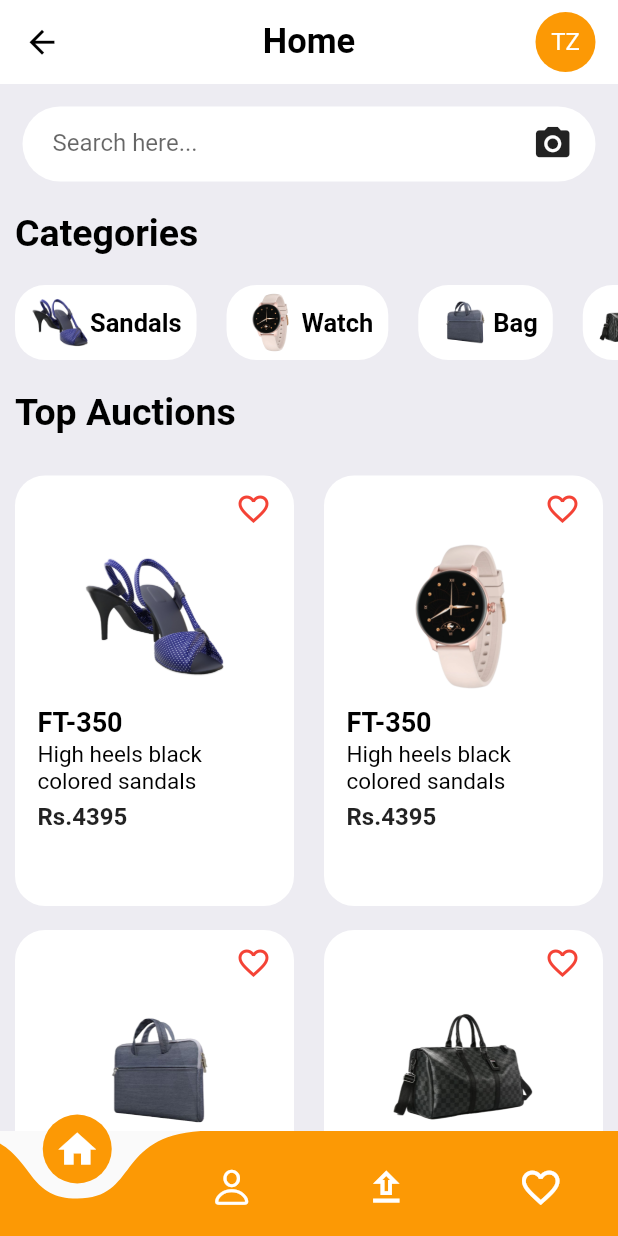
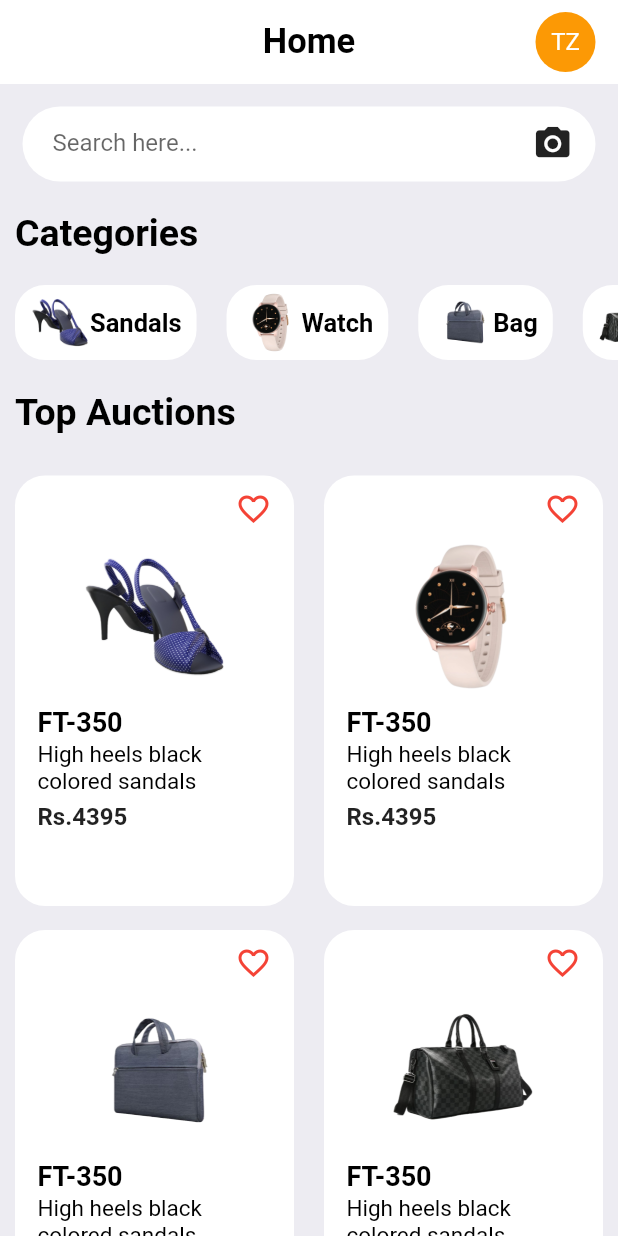
Before and after one commit to Muzammil-Ali-Khan/Bidverse-Frontend, a Flutter app: the HomeScreen widget shown alone on an empty page, opened directly, on a phone screen of 412 x 824 dp. Run offline on Flutter 3.47's test engine with Material 2 defaults, Android fonts, the light colour scheme and no system bars; drawn by our look-alikes of curved_navigation_bar; our stand-ins replace badges, firebase_core, firebase_storage, flutter_secure_storage, image_picker, permission_handler; accounts and stored records are empty; generated files the repository leaves out were written again.

Commit message:
feat: Structure changed

```diff
--- a/lib/screens/home_screen.dart
+++ b/lib/screens/home_screen.dart
@@ -1,19 +1,16 @@
-// import 'package:bidverse_frontend/widgets/home_app_bar.dart';
-import 'package:bidverse_frontend/constants/constants.dart';
-import 'package:bidverse_frontend/widgets/categories.dart';
 import 'package:bidverse_frontend/widgets/home_app_bar.dart';
-import 'package:bidverse_frontend/widgets/items.dart';
-import 'package:flutter/cupertino.dart';
 import 'package:flutter/material.dart';
-import 'package:curved_navigation_bar/curved_navigation_bar.dart';
+
+import '../constants/constants.dart';
+import '../widgets/categories.dart';
+import '../widgets/items.dart';
 
 class HomeScreen extends StatelessWidget {
-  const HomeScreen({super.key});
+  const HomeScreen({Key? key}) : super(key: key);
 
   @override
   Widget build(BuildContext context) {
-    return Scaffold(
-      body: ListView(children: [
+    return ListView(children: [
       HomeAppBar(),
       Container(
         // height: 500,
@@ -69,7 +66,7 @@ class HomeScreen extends StatelessWidget {
                 ),
               ),
             ),
-              const SingleChildScrollView(
+            SingleChildScrollView(
               scrollDirection: Axis.horizontal,
               child: Row(
                 children: [
@@ -107,13 +104,6 @@ class HomeScreen extends StatelessWidget {
           ],
         ),
       )
-      ]),
-      bottomNavigationBar: CurvedNavigationBar(backgroundColor: Colors.transparent, onTap: (index) {}, color: primaryColor, height: 70, items: [
-        Icon(Icons.home, size: 30, color: white),
-        Icon(CupertinoIcons.person, size: 30, color: white),
-        Icon(Icons.upload_outlined, size: 30, color: white),
-        Icon(Icons.favorite_border, size: 30, color: white),
-      ]),
-    );
+    ]);
   }
 }
--- a/lib/screens/login_screen.dart
+++ b/lib/screens/login_screen.dart
@@ -3,6 +3,7 @@ import 'dart:convert';
 import 'package:bidverse_frontend/constants/constants.dart';
 import 'package:bidverse_frontend/constants/urls.dart';
 import 'package:bidverse_frontend/providers/user_provider.dart';
+import 'package:bidverse_frontend/screens/nav_bar_screen.dart';
 import 'package:bidverse_frontend/screens/product_upload_screen.dart';
 import 'package:bidverse_frontend/screens/signup_screen.dart';
 import 'package:bidverse_frontend/services/http_service.dart';
@@ -132,7 +133,7 @@ class LoginScreen extends StatelessWidget {
                             bool result = await _handleLogin(context);
                             if (result) {
                               print("Successful login");
-                              Navigator.push(context, MaterialPageRoute(builder: (context) => ProductUploadScreen()));
+                              Navigator.push(context, MaterialPageRoute(builder: (context) => NavBarScreen()));
                             }
                             // else {
                             //   ScaffoldMessenger.of(context).showSnackBar(customSnackBar('Something went wrong'));
--- a/lib/screens/product_upload_screen.dart
+++ b/lib/screens/product_upload_screen.dart
@@ -104,7 +104,7 @@ class _ProductUploadScreenState extends State<ProductUploadScreen> {
     return SafeArea(
       child: Scaffold(
         appBar: AppBar(
-          leading: BackButton(),
+          // leading: BackButton(),
           title: Text(
             AppLocalizations.of(context)!.createYourProduct,
           ),
--- a/lib/widgets/home_app_bar.dart
+++ b/lib/widgets/home_app_bar.dart
@@ -15,11 +15,11 @@ class _HomeAppBarState extends State<HomeAppBar> {
     return AppBar(
       backgroundColor: white,
       centerTitle: true,
-      leading: const Icon(
-        Icons.arrow_back_outlined,
-        size: 25,
-        color: blackColor,
-      ),
+      // leading: const Icon(
+      //   Icons.arrow_back_outlined,
+      //   size: 25,
+      //   color: blackColor,
+      // ),
       title: const Text(
         'Home',
         style: TextStyle(
```
Also changed, not shown: lib/screens/nav_bar_screen.dart (added, +43 -0 lines), lib/screens/splash_screen.dart (+24 -3 lines). Lines whose indentation alone changed are shown as unchanged.
